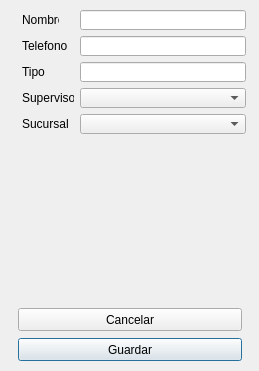
Before: the Qt Designer form ui_designer/employee_dialog.ui in Fairbrook/proyecto-SBD, drawn with Qt 5.
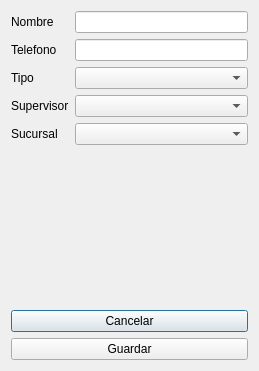
After: the same form once the commit is applied.

What changed in the file:
```diff
--- a/ui_designer/employee_dialog.ui
+++ b/ui_designer/employee_dialog.ui
@@ -13,147 +13,93 @@
   <property name="windowTitle">
    <string>Empleado</string>
   </property>
-  <widget class="QPushButton" name="pushButton_2">
-   <property name="geometry">
-    <rect>
-     <x>18</x>
-     <y>338</y>
-     <width>224</width>
-     <height>23</height>
-    </rect>
-   </property>
-   <property name="text">
-    <string>Guardar</string>
-   </property>
-  </widget>
-  <widget class="QPushButton" name="pushButton_3">
-   <property name="geometry">
-    <rect>
-     <x>18</x>
-     <y>308</y>
-     <width>224</width>
-     <height>23</height>
-    </rect>
-   </property>
-   <property name="text">
-    <string>Cancelar</string>
-   </property>
-  </widget>
+  <layout class="QFormLayout" name="formLayout">
+   <item row="0" column="0">
   <widget class="QLabel" name="label_2">
-   <property name="geometry">
-    <rect>
-     <x>22</x>
-     <y>10</y>
-     <width>37</width>
-     <height>20</height>
-    </rect>
-   </property>
    <property name="text">
     <string>Nombre</string>
    </property>
   </widget>
+   </item>
+   <item row="0" column="1">
+    <widget class="QLineEdit" name="edit_nombre"/>
+   </item>
+   <item row="1" column="0">
   <widget class="QLabel" name="label_3">
-   <property name="geometry">
-    <rect>
-     <x>22</x>
-     <y>36</y>
-     <width>52</width>
-     <height>20</height>
-    </rect>
-   </property>
    <property name="text">
     <string>Telefono</string>
    </property>
   </widget>
-  <widget class="QLineEdit" name="lineEdit_2">
-   <property name="geometry">
-    <rect>
-     <x>80</x>
-     <y>36</y>
-     <width>166</width>
-     <height>20</height>
-    </rect>
-   </property>
-  </widget>
-  <widget class="QLineEdit" name="lineEdit">
-   <property name="geometry">
-    <rect>
-     <x>80</x>
-     <y>10</y>
-     <width>166</width>
-     <height>20</height>
-    </rect>
-   </property>
-  </widget>
+   </item>
+   <item row="1" column="1">
+    <widget class="QLineEdit" name="edit_telefono"/>
+   </item>
+   <item row="2" column="0">
   <widget class="QLabel" name="label_4">
-   <property name="geometry">
-    <rect>
-     <x>22</x>
-     <y>62</y>
-     <width>52</width>
-     <height>20</height>
-    </rect>
-   </property>
    <property name="text">
     <string>Tipo</string>
    </property>
   </widget>
-  <widget class="QLineEdit" name="lineEdit_3">
-   <property name="geometry">
-    <rect>
-     <x>80</x>
-     <y>62</y>
-     <width>166</width>
-     <height>20</height>
-    </rect>
-   </property>
-  </widget>
+   </item>
+   <item row="2" column="1">
+    <widget class="QComboBox" name="combo_tipo"/>
+   </item>
+   <item row="3" column="0">
   <widget class="QLabel" name="label_5">
-   <property name="geometry">
-    <rect>
-     <x>22</x>
-     <y>88</y>
-     <width>52</width>
-     <height>20</height>
-    </rect>
-   </property>
    <property name="text">
     <string>Supervisor</string>
    </property>
   </widget>
-  <widget class="QComboBox" name="comboBox">
-   <property name="geometry">
-    <rect>
-     <x>80</x>
-     <y>88</y>
-     <width>166</width>
-     <height>20</height>
-    </rect>
-   </property>
-  </widget>
+   </item>
+   <item row="3" column="1">
+    <widget class="QComboBox" name="combo_supervisor">
+     <property name="maxVisibleItems">
+      <number>100</number>
+     </property>
+    </widget>
+   </item>
+   <item row="4" column="0">
   <widget class="QLabel" name="label_6">
-   <property name="geometry">
-    <rect>
-     <x>22</x>
-     <y>114</y>
-     <width>52</width>
-     <height>20</height>
-    </rect>
-   </property>
    <property name="text">
     <string>Sucursal</string>
    </property>
   </widget>
-  <widget class="QComboBox" name="comboBox_2">
-   <property name="geometry">
-    <rect>
-     <x>80</x>
-     <y>114</y>
-     <width>166</width>
-     <height>20</height>
-    </rect>
-   </property>
-  </widget>
+   </item>
+   <item row="4" column="1">
+    <widget class="QComboBox" name="combo_sucursal">
+     <property name="maxVisibleItems">
+      <number>100</number>
+     </property>
+    </widget>
+   </item>
+   <item row="6" column="0" colspan="2">
+    <widget class="QPushButton" name="push_cancelar">
+     <property name="text">
+      <string>Cancelar</string>
+     </property>
+    </widget>
+   </item>
+   <item row="7" column="0" colspan="2">
+    <widget class="QPushButton" name="push_guardar">
+     <property name="text">
+      <string>Guardar</string>
+     </property>
+    </widget>
+   </item>
+   <item row="5" column="0">
+    <spacer name="verticalSpacer">
+     <property name="orientation">
+      <enum>Qt::Vertical</enum>
+     </property>
+     <property name="sizeHint" stdset="0">
+      <size>
+       <width>20</width>
+       <height>40</height>
+      </size>
+     </property>
+    </spacer>
+   </item>
+  </layout>
  </widget>
  <resources/>
  <connections/>
```
Lines whose indentation alone changed are shown as unchanged.
